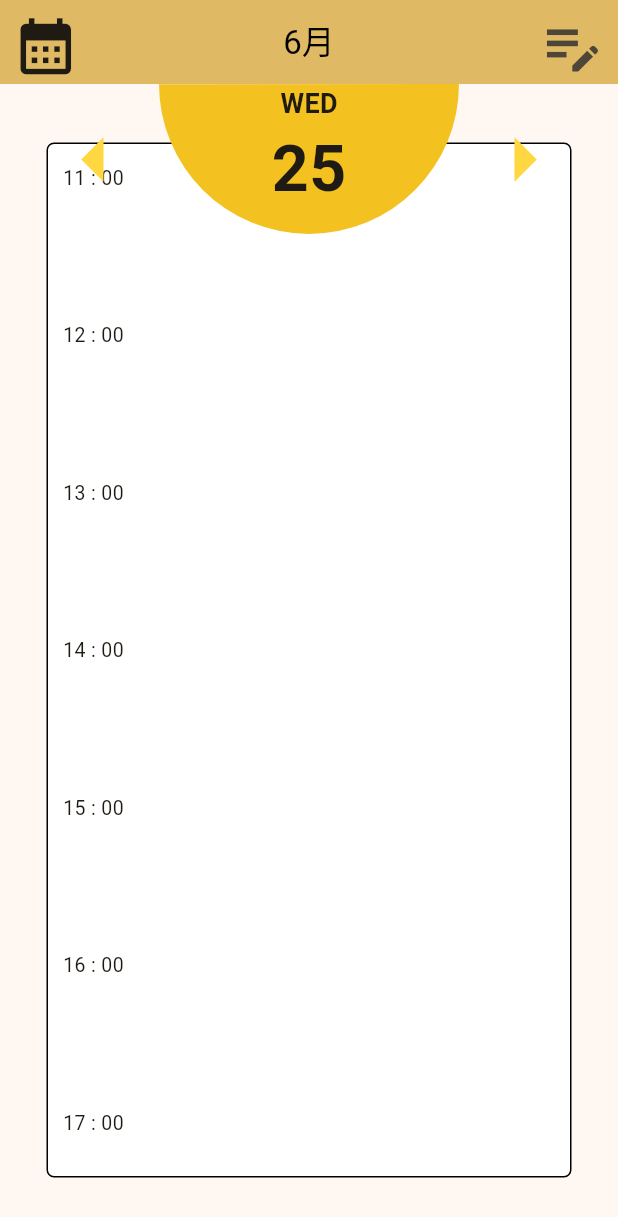
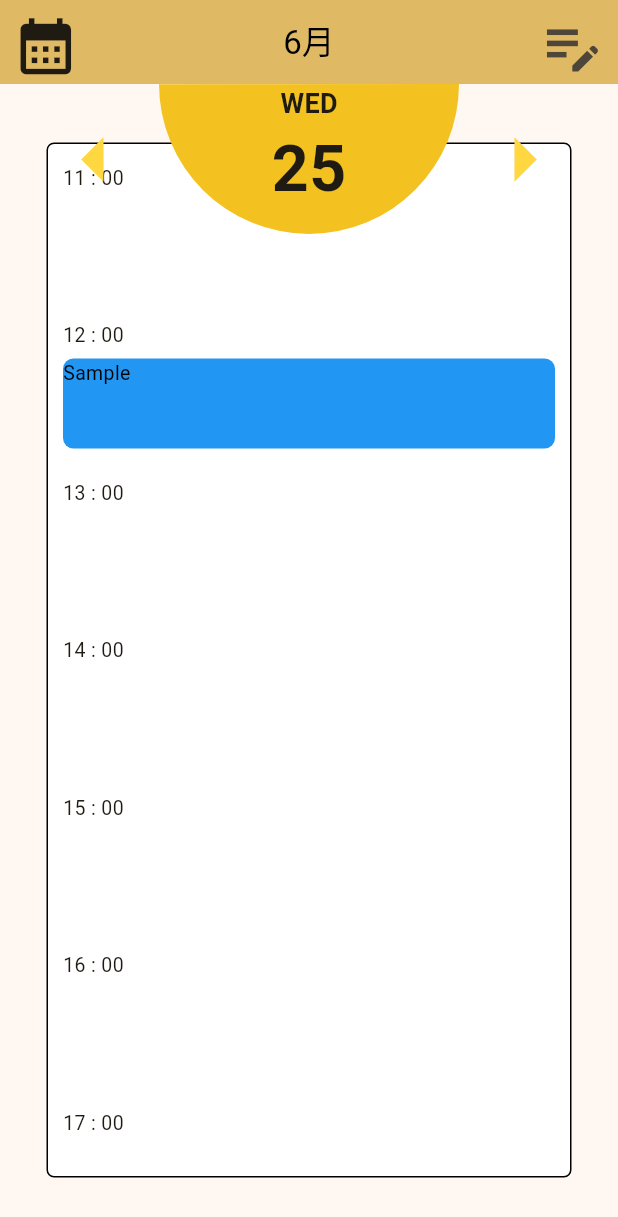
Before and after one commit to h-hashimoto-417/carendarapp, a Flutter app: the screen it shows after launch, scrolled down 1152 dp, on a phone screen of 412 x 824 dp. Shown: the top 1217 px of the screen. Run offline on Flutter 3.47's test engine with Material 3 defaults, Android fonts, the phone set to English and light mode, and no system bars; our stand-ins replace flutter_hooks, flutter_riverpod, hooks_riverpod, riverpod_annotation, sliding_up_panel, table_calendar; generated files the repository leaves out were written again.

Commit message:
ブロック表示（完了）

```diff
--- a/flutter_application/lib/models/model.dart
+++ b/flutter_application/lib/models/model.dart
@@ -0,0 +1,38 @@
+import 'package:table_calendar/table_calendar.dart';
+import '../data/database.dart';
+
+List<ScheduledTask> getScheduledTasksForDay(DateTime day, List<Task> tasks) {
+  final List<ScheduledTask> scheduledTasks = [];
+
+  for (final task in tasks) {
+    final times = task.startTime;
+    if (times == null) continue;
+
+    for (final dt in times) {
+      switch (task.repete) {
+        case RepeteType.none:
+          if (isSameDay(dt, day)) {
+            scheduledTasks.add(ScheduledTask(task: task, dateTime: dt));
+          }
+          break;
+
+        case RepeteType.daily:
+          if (dt.isBefore(day) || isSameDay(dt, day)) {
+            final repeated = DateTime(day.year, day.month, day.day, dt.hour, dt.minute);
+            scheduledTasks.add(ScheduledTask(task: task, dateTime: repeated));
+          }
+          break;
+
+        case RepeteType.weekly:
+          if ((dt.isBefore(day) || isSameDay(dt, day)) && dt.weekday == day.weekday) {
+            final repeated = DateTime(day.year, day.month, day.day, dt.hour, dt.minute);
+            scheduledTasks.add(ScheduledTask(task: task, dateTime: repeated));
+          }
+          break;
+      }
+    }
+  }
+
+  scheduledTasks.sort((a, b) => a.dateTime.compareTo(b.dateTime));
+  return scheduledTasks;
+}
--- a/flutter_application/lib/screens/screen_homeToday.dart
+++ b/flutter_application/lib/screens/screen_homeToday.dart
@@ -1,17 +1,20 @@
 import 'package:flutter/material.dart';
-import 'package:flutter_application/screens/screen_calendar.dart';
+//import 'package:flutter_application/screens/screen_calendar.dart';
+import 'package:flutter_application/models/model.dart';
+import 'package:flutter_application/data/data_manager.dart';
 //import 'package:flutter_application/data/TaskManager.dart';
 import 'package:flutter_application/data/database.dart';
+import 'package:hooks_riverpod/hooks_riverpod.dart';
 
-class ScreenHomeToday extends StatefulWidget {
+class ScreenHomeToday extends ConsumerStatefulWidget {
   const ScreenHomeToday({super.key, required this.today});
   final DateTime today;
 
   @override
-  State<ScreenHomeToday> createState() => _ScreenHomeTodayState();
+  ConsumerState<ScreenHomeToday> createState() => _ScreenHomeTodayState();
 }
 
-class _ScreenHomeTodayState extends State<ScreenHomeToday> {
+class _ScreenHomeTodayState extends ConsumerState<ScreenHomeToday> {
   //final DateTime today = widget.today;
   int countFromToday = 0;
   int month = 0;
@@ -19,14 +22,30 @@ class _ScreenHomeTodayState extends State<ScreenHomeToday> {
   int weekday = 0;
   int count = 0;
   DateTime someday = DateTime.now();
+  List<Color> timeColors = List.generate( 24, (index) => Colors.white);
+  List<String> taskTitles = List.generate( 24, (index) => '');
+  final taskColors = [
+    Colors.red,
+    Colors.blue,
+    Colors.yellow,
+    Colors.green,
+    Colors.pink,
+    Colors.cyan,
+    Colors.orange,
+    Colors.purple,
+    Colors.lightGreen,
+    Colors.black,
+    ];
+  //final taskProvider = ref.watch(taskControllerProvider);
 
   @override
   void initState() {
     super.initState();
-    DateTime now = widget.today;
-    month = now.month;
-    day = now.day;
-    weekday = now.weekday;
+    someday = widget.today;
+    month = someday.month;
+    day = someday.day;
+    weekday = someday.weekday;
+
   }
 
   //@override
@@ -45,17 +64,11 @@ class _ScreenHomeTodayState extends State<ScreenHomeToday> {
       day = someday.day;
       weekday = someday.weekday;
       count = countFromToday;
+
     });
   }
 
-  void _taskblock() {
-    ScreenCalendar screencalendar = ScreenCalendar();
-    // somedayにおけるtaskデータを取得（タスク, 開始時間）
-    List<ScheduledTask> tasks = screencalendar.getScheduledTasksForDay(someday);
-    // Listを参照してcontainerblockの色をtaskの色に設定
 
-    //
-  }
 
   @override
   Widget build(BuildContext context) {
@@ -64,6 +77,26 @@ class _ScreenHomeTodayState extends State<ScreenHomeToday> {
     // day = now.day;
     // weekday = now.weekday;
     // build内にあるからbuildされるたびに毎回初期化される。
+
+    final taskProvider = ref.watch(taskControllerProvider);
+
+    void taskblock() {
+
+    // somedayにおけるtaskデータを取得（タスク, 開始時間）
+    List<ScheduledTask> tasks = getScheduledTasksForDay(someday, taskProvider);
+    // Listを参照してcontainerblockの色をtaskの色に設定
+    timeColors.fillRange(0, timeColors.length, Colors.white);
+    taskTitles.fillRange(0, taskTitles.length, '');
+    for (int i=0; i < tasks.length; i++) {
+      timeColors[tasks[i].dateTime.hour] = taskColors[tasks[i].task.color];
+      taskTitles[tasks[i].dateTime.hour] = tasks[i].task.title;
+    }
+
+    }
+
+    taskblock();
+
+
 
     return Scaffold(
       appBar: AppBar(
@@ -111,8 +144,7 @@ class _ScreenHomeTodayState extends State<ScreenHomeToday> {
                     ),
                     child: SingleChildScrollView(
                       child: Column(
-                        children: List.generate(
-                          24,
+                        children: List.generate( 24,
                           (index) => Container(
                             padding: EdgeInsets.all(10),
                             child: Column(
@@ -128,13 +160,13 @@ class _ScreenHomeTodayState extends State<ScreenHomeToday> {
                                   width: double.infinity, // 横幅いっぱい
                                   height: 60, // 高さ100の長方形
                                   decoration: BoxDecoration(
-                                    color: Colors.white,
+                                    color: timeColors[index],
                                     borderRadius: BorderRadius.circular(7),
                                   ),
-                                  // child: Text(
-                                  //   '$', // 日付データを取得する！
-                                  //   style: TextStyle(color: Colors.black),
-                                  // ),
+                                  child: Text(
+                                    taskTitles[index], // 日付データを取得する！
+                                    style: TextStyle(fontSize: 13, color: Colors.black),
+                                  ),
                                   //color: Colors.blue, // 色を指定
                                 ),
                               ],
@@ -172,6 +204,7 @@ class _ScreenHomeTodayState extends State<ScreenHomeToday> {
                   onPressed: () {
                     countFromToday--;
                     _dateTransition();
+                    //taskblock();
                   },
                 ),
                 ClipPath(
@@ -212,6 +245,7 @@ class _ScreenHomeTodayState extends State<ScreenHomeToday> {
                     countFromToday++;
                     //someday = now.add(Duration(days: countFromToday));
                     _dateTransition();
+                    //taskblock();
                   },
                 ),
               ],
```
